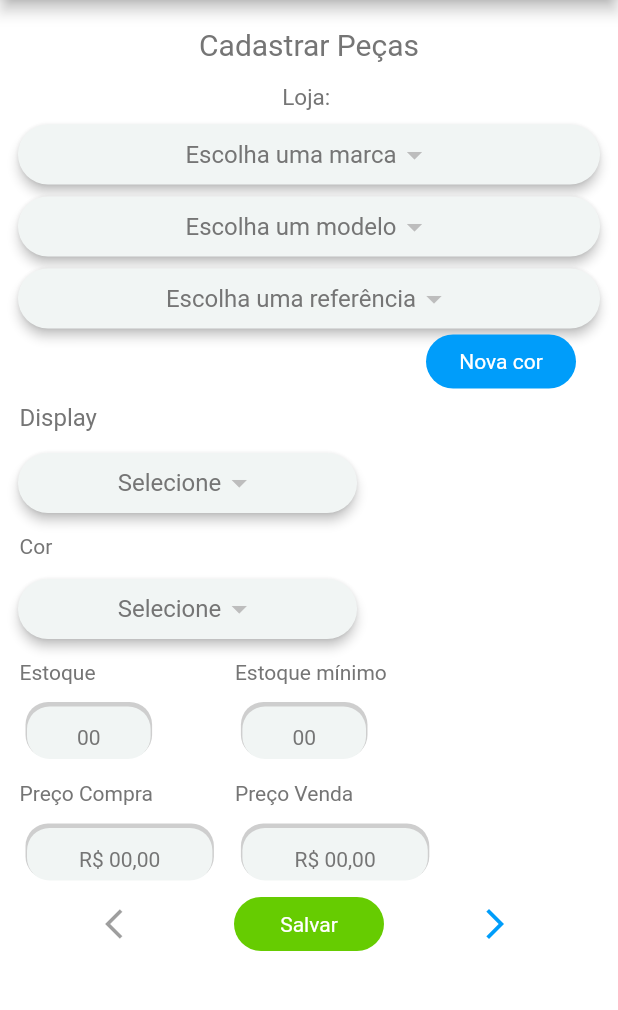
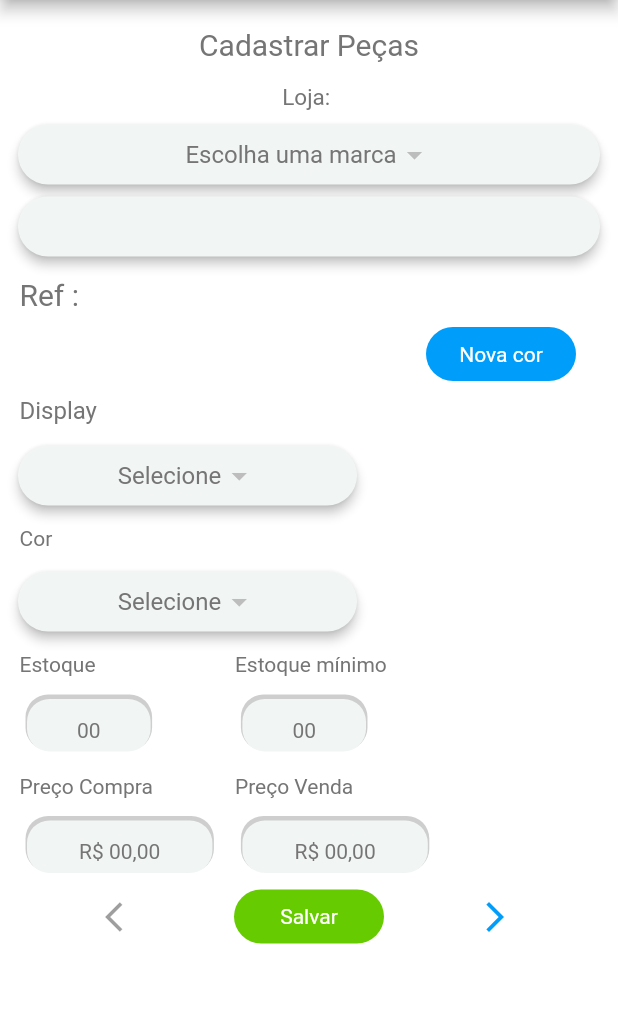
Before and after one commit to resilvajr1610/Celular.com, a Flutter app: the PartsResgister screen opened by its route, after a tap on the "arrow forward ios" icon, on a phone screen of 412 x 824 dp, the part 84-1094 px from its top. Run offline on Flutter 3.47's test engine with Material 2 defaults, Android fonts, the phone set to English and light mode, and no system bars; our stand-ins replace brasil_fields, cloud_firestore, firebase_auth, firebase_core, firebase_storage, image_picker; missing offline and left inert: flutter_full_pdf_viewer, share_extend; accounts and stored records are empty.

Commit message:
correções para puxar a referência conforme o modelo cadastrado

```diff
--- a/lib/Screens/Categories/Mobiles/PartsRegister.dart
+++ b/lib/Screens/Categories/Mobiles/PartsRegister.dart
@@ -12,7 +12,6 @@ class _PartsResgisterState extends State<PartsResgister> {
   FirebaseFirestore db = FirebaseFirestore.instance;
   FirebaseStorage storage = FirebaseStorage.instance;
   final _controllerBrands = StreamController<QuerySnapshot>.broadcast();
-  final _controllerRefBroadcast = StreamController<QuerySnapshot>.broadcast();
   final _controllerModelBroadcast = StreamController<QuerySnapshot>.broadcast();
   final _controllerColors = StreamController<QuerySnapshot>.broadcast();
   final _controllerDisplay = StreamController<QuerySnapshot>.broadcast();
@@ -36,7 +35,7 @@ class _PartsResgisterState extends State<PartsResgister> {
   String _urlPhoto;
   String storeUser='';
   String _selectedBrands;
-  String _selectedRef;
+  String _selectedRef='';
   String _selectedModel;
   String _selectedUp;
   String _selectedLow;
@@ -54,14 +53,13 @@ class _PartsResgisterState extends State<PartsResgister> {
     });
   }
 
-  Future<Stream<QuerySnapshot>> _addListenerRef()async{
+  Future<Stream<QuerySnapshot>> _addListenerModel()async{
 
     Stream<QuerySnapshot> stream = db
-        .collection("ref")
+        .collection("ref").where('marca',isEqualTo: _selectedBrands)
         .snapshots();
 
     stream.listen((data) {
-      _controllerRefBroadcast.add(data);
       _controllerModelBroadcast.add(data);
     });
   }
@@ -131,6 +129,9 @@ class _PartsResgisterState extends State<PartsResgister> {
                   onChanged: (value) {
                     setState(() {
                       _selectedBrands = value;
+                      _selectedModel=null;
+                      _selectedRef='';
+                      _addListenerModel();
                     });
                   },
                   value: _selectedBrands,
@@ -150,8 +151,6 @@ class _PartsResgisterState extends State<PartsResgister> {
 
   Widget streamModel() {
 
-    _addListenerRef();
-
     return StreamBuilder<QuerySnapshot>(
       stream:_controllerModelBroadcast.stream,
       builder: (context,snapshot){
@@ -165,13 +164,13 @@ class _PartsResgisterState extends State<PartsResgister> {
             return Container();
           case ConnectionState.active:
           case ConnectionState.done:
-
-            if(!snapshot.hasData){
+          DocumentSnapshot snap;
+          if(!snapshot.hasData){
               return CircularProgressIndicator();
             }else {
               List<DropdownMenuItem> espItems = [];
               for (int i = 0; i < snapshot.data.docs.length; i++) {
-                DocumentSnapshot snap = snapshot.data.docs[i];
+                snap = snapshot.data.docs[i];
                 espItems.add(
                     DropdownMenuItem(
                       child: Text(
@@ -191,72 +190,13 @@ class _PartsResgisterState extends State<PartsResgister> {
                     onChanged: (value) {
                       setState(() {
                         _selectedModel = value;
+                        _selectedRef = snap['ref'];
                       });
                     },
                     value: _selectedModel,
                     isExpanded: false,
                     hint: new Text(
                       "Escolha um modelo",
-                      style: TextStyle(color: PaletteColor.darkGrey),
-                    ),
-                  ),
-                ],
-              );
-            }
-        }
-      },
-    );
-  }
-
-  Widget streamRef() {
-
-    _addListenerRef();
-
-    return StreamBuilder<QuerySnapshot>(
-      stream:_controllerRefBroadcast.stream,
-      builder: (context,snapshot){
-
-        if(snapshot.hasError)
-          return Text("Erro ao carregar dados!");
-
-        switch (snapshot.connectionState){
-          case ConnectionState.none:
-          case ConnectionState.waiting:
-            return Container();
-          case ConnectionState.active:
-          case ConnectionState.done:
-
-            if(!snapshot.hasData){
-              return CircularProgressIndicator();
-            }else {
-              List<DropdownMenuItem> espItems = [];
-              for (int i = 0; i < snapshot.data.docs.length; i++) {
-                DocumentSnapshot snap = snapshot.data.docs[i];
-                espItems.add(
-                    DropdownMenuItem(
-                      child: Text(
-                        "${snap.id}",
-                        textAlign: TextAlign.center,
-                        style: TextStyle(color: PaletteColor.darkGrey),
-                      ),
-                      value: "${snap.id}",
-                    )
-                );
-              }
-              return Row(
-                mainAxisAlignment: MainAxisAlignment.center,
-                children: [
-                  DropdownButton(
-                    items: espItems,
-                    onChanged: (value) {
-                      setState(() {
-                        _selectedRef = value;
-                      });
-                    },
-                    value: _selectedRef,
-                    isExpanded: false,
-                    hint: new Text(
-                      "Escolha uma referência",
                       style: TextStyle(color: PaletteColor.darkGrey),
                     ),
                   ),
@@ -708,7 +648,6 @@ class _PartsResgisterState extends State<PartsResgister> {
     super.initState();
     dataUser();
     _addListenerBrands();
-    _addListenerRef();
     _addListenerColors();
     _addListenerDisplay();
     _partsModel = PartsModel();
@@ -792,21 +731,14 @@ class _PartsResgisterState extends State<PartsResgister> {
                     });
                   }
               ),
-              DropdownItens(
-                  streamBuilder: streamRef(),
-                  onChanged: (valor){
-                    setState(() {
-                      _selectedRef = valor;
-                    });
-                  }
-              ),
+              TextTitle(text: 'Ref : $_selectedRef' , fonts: fonts),
               saving?Center(
                 child: Row(
                   mainAxisSize: MainAxisSize.min,
                   children: [
                     CircularProgressIndicator(),
                     SizedBox(width: 20),
-                    Text('Salvando informações ...')
+                    TextTitle(text: 'Salvando informações ...')
                   ],
                 ),
               ):Container(),
```
